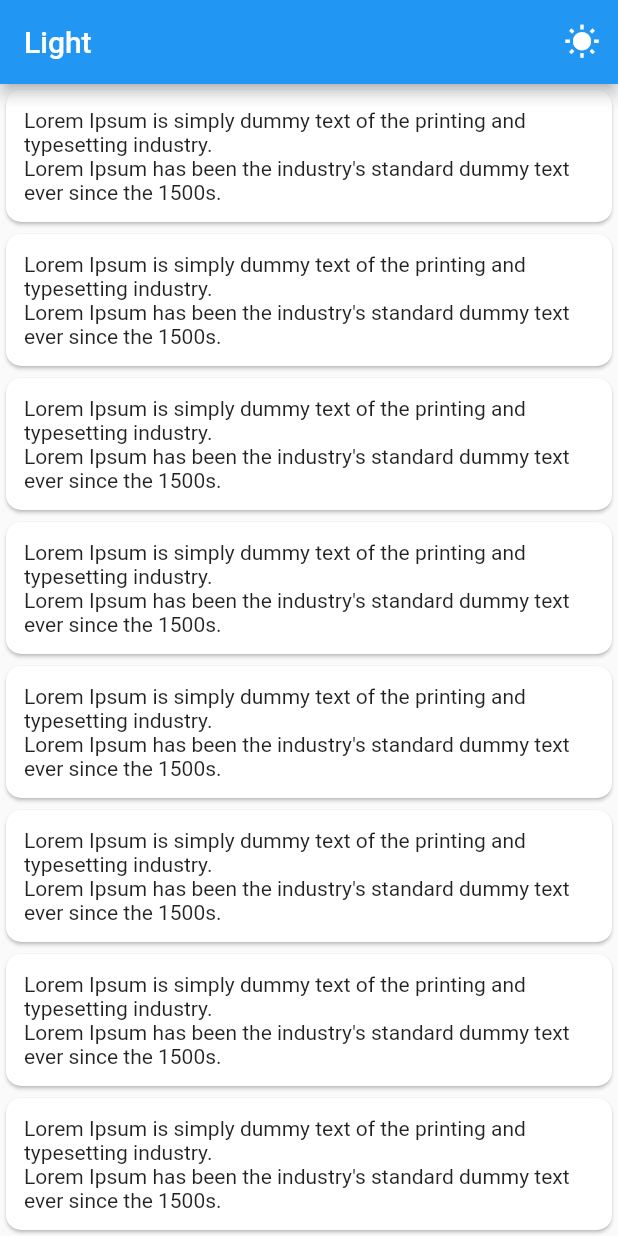
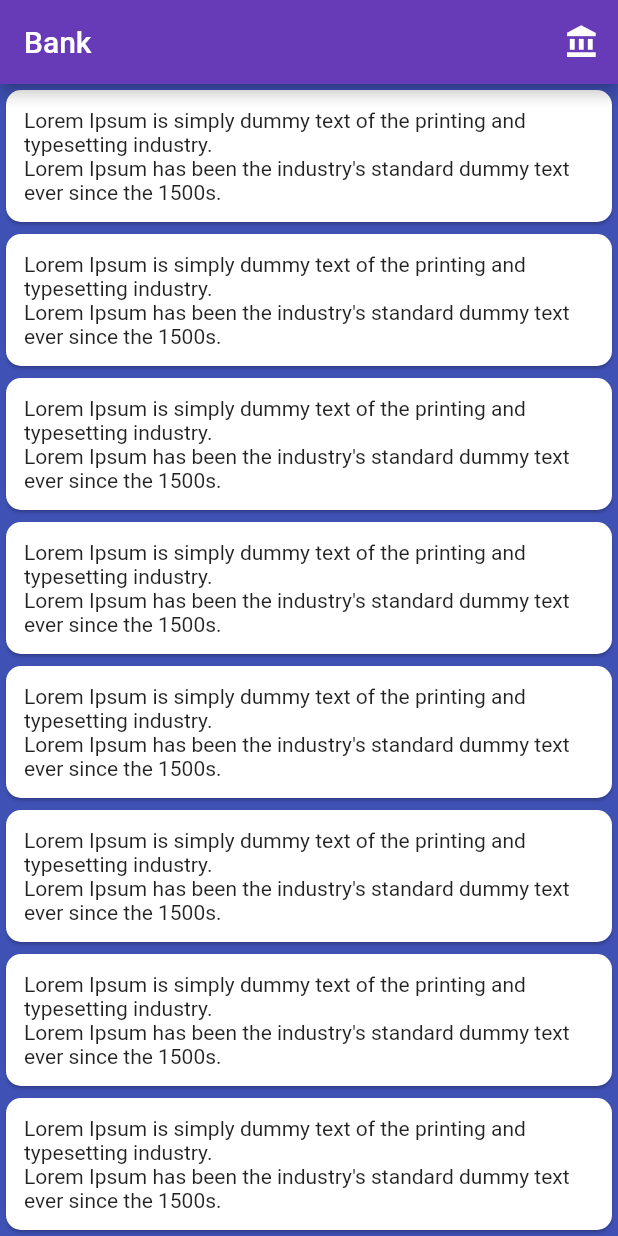
Before and after one commit to bublitz/deep, a Flutter app: the screen it shows after launch, on a phone screen of 412 x 824 dp. Run offline on Flutter 3.47's test engine with Material 2 defaults, Android fonts, the phone set to English and light mode, and no system bars; our stand-ins replace firebase_core, firebase_dynamic_links, fluttertoast, shared_preferences; accounts and stored records are empty.

```diff
--- a/lib/main.dart
+++ b/lib/main.dart
@@ -14,24 +14,18 @@ import 'package:fluttertoast/fluttertoast.dart';
 
 Future<void> main() async {
   WidgetsFlutterBinding.ensureInitialized();
+
   await Firebase.initializeApp(options: DefaultFirebaseOptions.currentPlatform);
-
-  // Get any initial links
   final PendingDynamicLinkData? initialLink =
       await FirebaseDynamicLinks.instance.getInitialLink();
 
+  String team = 'Bank';
+
   if (initialLink != null) {
+    final Uri deepLink = initialLink.link;
+    team = deepLink.path;
     Fluttertoast.showToast(
-        msg: initialLink.link.toString(),
-        toastLength: Toast.LENGTH_LONG,
-        gravity: ToastGravity.CENTER,
-        timeInSecForIosWeb: 1,
-        backgroundColor: Colors.red,
-        textColor: Colors.white,
-        fontSize: 16.0);
-  } else {
-    Fluttertoast.showToast(
-        msg: "initialLink.link.toString()",
+        msg: deepLink.path,
         toastLength: Toast.LENGTH_LONG,
         gravity: ToastGravity.CENTER,
         timeInSecForIosWeb: 1,
@@ -39,17 +33,18 @@ Future<void> main() async {
         textColor: Colors.white,
         fontSize: 16.0);
   }
-
-  runApp(MyApp(initialLink));
+  runApp(MyApp(team: team));
 }
 
 class MyApp extends StatelessWidget {
-  const MyApp(initialLink);
+  const MyApp({required this.team});
+
+  final String team;
 
   @override
   Widget build(BuildContext context) {
     return ChangeNotifierProvider(
-      create: (_) => ThemeModel(),
+      create: (_) => ThemeModel(team),
       child: Consumer<ThemeModel>(
           builder: (context, ThemeModel themeNotifier, child) {
         return MaterialApp(
--- a/lib/theme_model.dart
+++ b/lib/theme_model.dart
@@ -15,8 +15,15 @@ class ThemeModel extends ChangeNotifier {
   ThemeData _theme = ThemeData.light();
   ThemeData get theme => _theme;
 
-  ThemeModel() {
-    getPreferences();
+  ThemeModel([team]) {
+    if (team != null) {
+      _team = team;
+      _preferences.setTheme(team);
+      updateData();
+      notifyListeners();
+    } else {
+      getPreferences();
+    }
   }
 
   set team(String value) {
--- a/pubspec.yaml
+++ b/pubspec.yaml
@@ -15,7 +15,7 @@ publish_to: "none" # Remove this line if you wish to publish to pub.dev
 # In iOS, build-name is used as CFBundleShortVersionString while build-number used as CFBundleVersion.
 # Read more about iOS versioning at
 # https://developer.apple.com/library/archive/documentation/General/Reference/InfoPlistKeyReference/Articles/CoreFoundationKeys.html
-version: 1.0.0+1
+version: 1.0.0+2
 
 environment:
   sdk: ">=2.17.6 <3.0.0"
```
